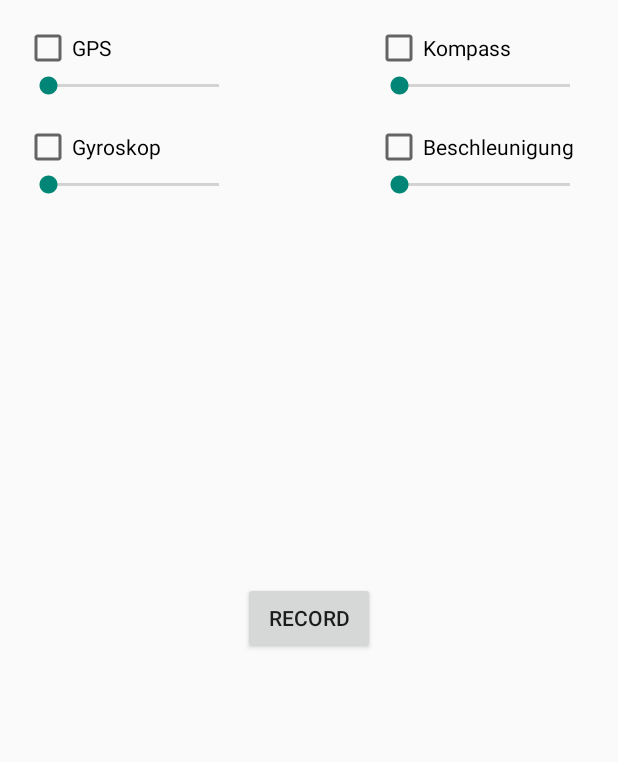
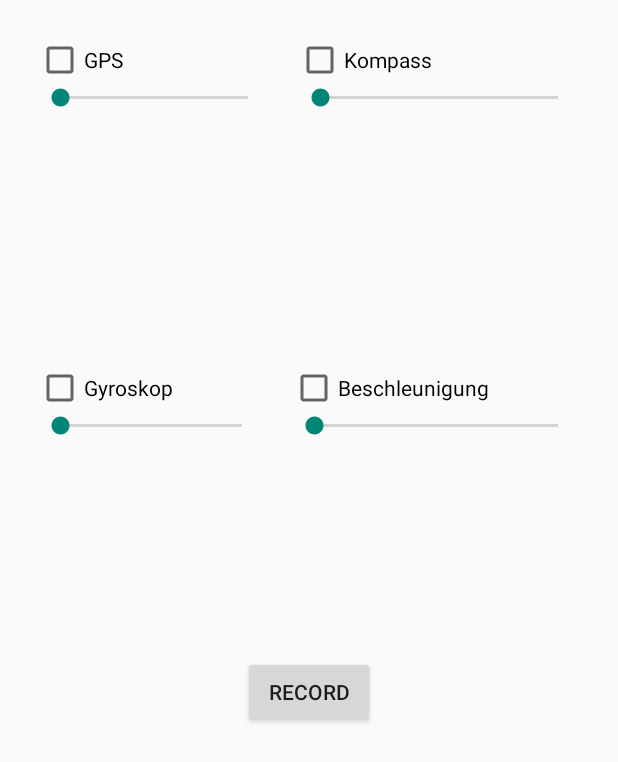
Before and after one commit to mgolpashin/sensorrecord, an Android app: the layout activity_main.xml on its own in the app's theme, with its tools: preview values and no code run, on a phone screen of 412 x 824 dp. Shown: the top 762 px of the screen. Run offline under Robolectric (Android 15) with nearby library versions, the phone set to English and light mode, and no system bars.

Commit message:
updated layout

```diff
--- a/app/src/main/res/layout/activity_main.xml
+++ b/app/src/main/res/layout/activity_main.xml
@@ -1,9 +1,120 @@
-<RelativeLayout xmlns:android="http://schemas.android.com/apk/res/android"
-    xmlns:tools="http://schemas.android.com/tools" android:layout_width="match_parent"
-    android:layout_height="match_parent" android:paddingLeft="@dimen/activity_horizontal_margin"
+<LinearLayout xmlns:android="http://schemas.android.com/apk/res/android"
+    xmlns:tools="http://schemas.android.com/tools"
+    android:layout_width="match_parent"
+    android:layout_height="match_parent"
+    android:orientation="vertical"
+    android:paddingLeft="@dimen/activity_horizontal_margin"
     android:paddingRight="@dimen/activity_horizontal_margin"
     android:paddingTop="@dimen/activity_vertical_margin"
-    android:paddingBottom="@dimen/activity_vertical_margin" tools:context=".MainActivityFragment">
+    android:paddingBottom="@dimen/activity_vertical_margin"
+    tools:context=".MainActivityFragment"
+    android:layout_weight="4">
+
+    <LinearLayout
+        android:layout_width="match_parent"
+        android:layout_height="wrap_content"
+        android:orientation="horizontal"
+        android:weightSum="2"
+        android:layout_weight="1">
+
+        <LinearLayout
+            android:layout_width="wrap_content"
+            android:layout_height="wrap_content"
+            android:orientation="vertical"
+            android:layout_weight="1"
+            android:layout_margin="8dp">
+
+            <CheckBox
+                android:id="@+id/check_gps"
+                android:layout_width="wrap_content"
+                android:layout_height="wrap_content"
+                android:text="GPS"
+                android:checked="false" />
+
+            <SeekBar
+                android:id="@+id/seek_gps"
+                android:layout_width="match_parent"
+                android:layout_height="wrap_content"
+                android:indeterminate="false" />
+        </LinearLayout>
+
+        <LinearLayout
+            android:layout_width="wrap_content"
+            android:layout_height="wrap_content"
+            android:orientation="vertical"
+            android:layout_weight="1"
+            android:layout_margin="8dp">
+
+            <CheckBox
+                android:id="@+id/check_compass"
+                android:layout_width="wrap_content"
+                android:layout_height="wrap_content"
+                android:text="Kompass"
+                android:checked="false"/>
+
+            <SeekBar
+                android:id="@+id/seek_compass"
+                android:layout_width="match_parent"
+                android:layout_height="wrap_content"
+                android:indeterminate="false" />
+
+        </LinearLayout>
+
+    </LinearLayout>
+
+    <LinearLayout
+        android:layout_width="match_parent"
+        android:layout_height="wrap_content"
+        android:orientation="horizontal"
+        android:weightSum="2"
+        android:layout_weight="1">
+
+        <LinearLayout
+            android:layout_width="wrap_content"
+            android:layout_height="wrap_content"
+            android:orientation="vertical"
+            android:layout_weight="1"
+            android:layout_margin="8dp">
+
+            <CheckBox
+                android:id="@+id/check_gyro"
+                android:layout_width="wrap_content"
+                android:layout_height="wrap_content"
+                android:text="Gyroskop"
+                android:checked="false"
+                android:layout_marginTop="16dp" />
+
+            <SeekBar
+                android:id="@+id/seek_gyro"
+                android:layout_width="match_parent"
+                android:layout_height="wrap_content"
+                android:indeterminate="false" />
+        </LinearLayout>
+
+        <LinearLayout
+            android:layout_width="wrap_content"
+            android:layout_height="wrap_content"
+            android:orientation="vertical"
+            android:layout_weight="1"
+            android:layout_margin="8dp">
+
+            <CheckBox
+                android:id="@+id/check_accelerometer"
+                android:layout_width="wrap_content"
+                android:layout_height="wrap_content"
+                android:text="Beschleunigung"
+                android:checked="false"
+                android:layout_marginTop="16dp" />
+
+            <SeekBar
+                android:id="@+id/seek_accelerometer"
+                android:layout_width="match_parent"
+                android:layout_height="wrap_content"
+                android:indeterminate="false" />
+        </LinearLayout>
+
+    </LinearLayout>
+
 
     <Button
         android:id="@+id/btn_record"
@@ -11,7 +122,8 @@
         android:layout_height="wrap_content"
         android:text="Record"
         android:layout_centerVertical="true"
-        android:layout_centerHorizontal="true" />
+        android:layout_centerHorizontal="true"
+        android:layout_gravity="center_horizontal" />
 
     <Button
         android:id="@+id/btn_stop"
@@ -20,99 +132,6 @@
         android:visibility="invisible"
         android:text="Stop"
         android:layout_alignTop="@+id/btn_record"
-        android:layout_toLeftOf="@+id/seek_accelerometer" />
+        android:layout_weight="2"/>
 
-    <SeekBar
-        android:id="@+id/seek_gps"
-        android:layout_width="wrap_content"
-        android:layout_height="wrap_content"
-        android:layout_alignParentLeft="true"
-        android:layout_alignParentStart="true"
-        android:layout_below="@+id/check_gps"
-        android:layout_toLeftOf="@+id/btn_record"
-        android:layout_toStartOf="@+id/btn_record"
-        android:indeterminate="false" />
-
-    <CheckBox
-        android:id="@+id/check_gps"
-        android:layout_width="wrap_content"
-        android:layout_height="wrap_content"
-        android:text="GPS"
-        android:layout_alignParentTop="true"
-        android:layout_alignParentLeft="true"
-        android:layout_alignParentStart="true"
-        android:checked="false"
-        android:layout_alignRight="@+id/seek_gps"
-        android:layout_alignEnd="@+id/seek_gps" />
-
-    <SeekBar
-        android:id="@+id/seek_compass"
-        android:layout_width="wrap_content"
-        android:layout_height="wrap_content"
-        android:layout_alignParentRight="true"
-        android:layout_alignParentEnd="true"
-        android:layout_alignTop="@+id/seek_gps"
-        android:layout_toRightOf="@+id/btn_record"
-        android:layout_toEndOf="@+id/btn_record"
-        android:indeterminate="false" />
-
-    <CheckBox
-        android:id="@+id/check_compass"
-        android:layout_width="wrap_content"
-        android:layout_height="wrap_content"
-        android:text="Kompass"
-        android:checked="false"
-        android:layout_alignParentTop="true"
-        android:layout_alignParentRight="true"
-        android:layout_alignParentEnd="true"
-        android:layout_alignLeft="@+id/seek_compass"
-        android:layout_alignStart="@+id/seek_compass" />
-
-    <CheckBox
-        android:id="@+id/check_gyro"
-        android:layout_width="wrap_content"
-        android:layout_height="wrap_content"
-        android:text="Gyroskop"
-        android:checked="false"
-        android:layout_alignParentLeft="true"
-        android:layout_alignParentStart="true"
-        android:layout_below="@+id/seek_gps"
-        android:layout_alignRight="@+id/seek_gps"
-        android:layout_alignEnd="@+id/seek_gps"
-        android:layout_marginTop="16dp" />
-
-    <SeekBar
-        android:id="@+id/seek_gyro"
-        android:layout_width="wrap_content"
-        android:layout_height="wrap_content"
-        android:layout_alignParentStart="true"
-        android:layout_alignParentLeft="true"
-        android:layout_below="@+id/check_gyro"
-        android:layout_alignRight="@+id/seek_gps"
-        android:layout_alignEnd="@+id/seek_gps"
-        android:indeterminate="false" />
-
-    <CheckBox
-        android:id="@+id/check_accelerometer"
-        android:layout_width="wrap_content"
-        android:layout_height="wrap_content"
-        android:text="Beschleunigung"
-        android:checked="false"
-        android:layout_alignParentRight="true"
-        android:layout_alignParentEnd="true"
-        android:layout_below="@+id/seek_compass"
-        android:layout_alignLeft="@+id/seek_compass"
-        android:layout_alignStart="@+id/seek_compass"
-        android:layout_marginTop="16dp" />
-
-    <SeekBar
-        android:id="@+id/seek_accelerometer"
-        android:layout_width="wrap_content"
-        android:layout_height="wrap_content"
-        android:layout_alignParentRight="true"
-        android:layout_below="@+id/check_accelerometer"
-        android:layout_toRightOf="@+id/btn_record"
-        android:layout_toEndOf="@+id/btn_record"
-        android:indeterminate="false" />
-
-</RelativeLayout>
+</LinearLayout>
```
